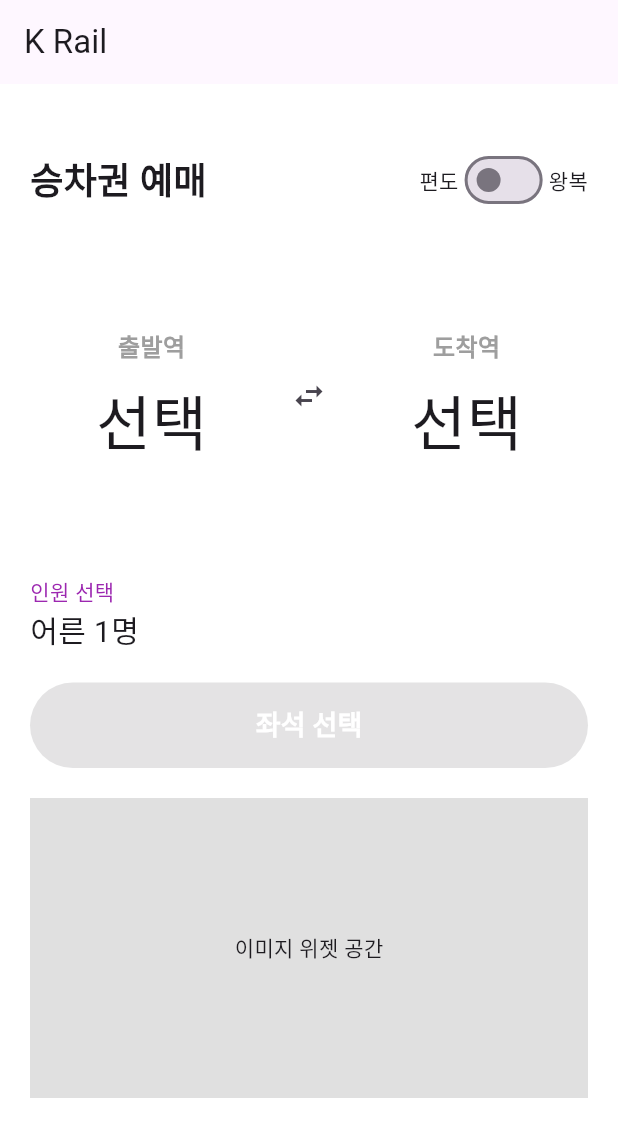
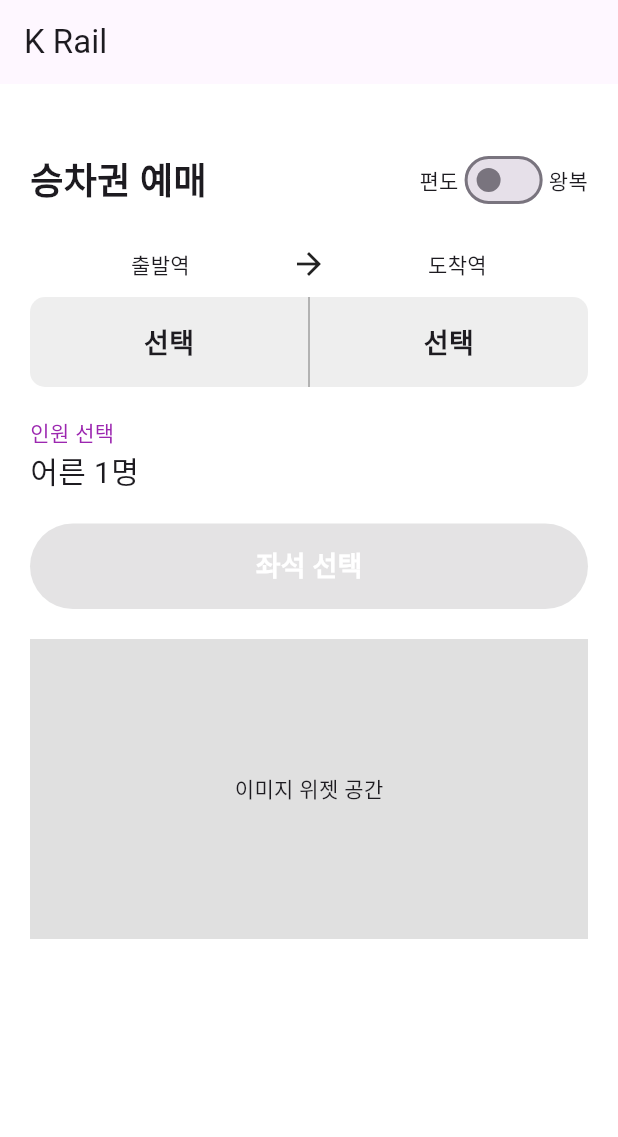
Before and after one commit to oosuhada/train_booking_app, a Flutter app: the screen it shows after launch, on a phone screen of 412 x 824 dp. Shown: the top 1137 px of the screen. Run offline on Flutter 3.47's test engine with Material 3 defaults, Android fonts, the phone set to English and light mode, and no system bars; missing offline and left inert: flutter_stripe.

Commit message:
edit homepage layout

```diff
--- a/lib/home_page.dart
+++ b/lib/home_page.dart
@@ -50,54 +50,48 @@ class _HomePageState extends State<HomePage> {
                 ],
               ),
               SizedBox(height: 20),
+              Row(
+                mainAxisAlignment: MainAxisAlignment.spaceBetween,
+                children: [
+                  Expanded(
+                      child: Text(departureStation ?? '출발역',
+                          textAlign: TextAlign.center)),
+                  Icon(Icons.arrow_forward),
+                  Expanded(
+                      child: Text(arrivalStation ?? '도착역',
+                          textAlign: TextAlign.center)),
+                ],
+              ),
+              SizedBox(height: 10),
               Container(
-                height: 200,
+                height: 60,
                 decoration: BoxDecoration(
-                  color: Colors.white,
-                  borderRadius: BorderRadius.circular(20),
+                  color: Colors.grey[200],
+                  borderRadius: BorderRadius.circular(10),
                 ),
                 child: Row(
-                  mainAxisAlignment: MainAxisAlignment.spaceEvenly,
                   children: [
                     Expanded(
-                      child: _buildStationSelector('출발역', departureStation,
-                          () async {
-                        final selectedStation = await Navigator.push(
-                            context,
-                            MaterialPageRoute(
-                                builder: (context) => StationListPage(
-                                    selectedStation: arrivalStation)));
-                        if (selectedStation != null) {
-                          setState(() {
-                            departureStation = selectedStation;
-                          });
-                        }
-                      }),
+                      child: Center(
+                        child: Text(
+                          departureStation ?? '선택',
+                          style: TextStyle(
+                              fontSize: 18, fontWeight: FontWeight.bold),
+                        ),
+                      ),
                     ),
-                    IconButton(
-                      icon: Icon(Icons.swap_horiz),
-                      onPressed: () {
-                        setState(() {
-                          final temp = departureStation;
-                          departureStation = arrivalStation;
-                          arrivalStation = temp;
-                        });
-                      },
+                    Container(
+                      width: 1,
+                      color: Colors.grey,
                     ),
                     Expanded(
-                      child: _buildStationSelector('도착역', arrivalStation,
-                          () async {
-                        final selectedStation = await Navigator.push(
-                            context,
-                            MaterialPageRoute(
-                                builder: (context) => StationListPage(
-                                    selectedStation: departureStation)));
-                        if (selectedStation != null) {
-                          setState(() {
-                            arrivalStation = selectedStation;
-                          });
-                        }
-                      }),
+                      child: Center(
+                        child: Text(
+                          arrivalStation ?? '선택',
+                          style: TextStyle(
+                              fontSize: 18, fontWeight: FontWeight.bold),
+                        ),
+                      ),
                     ),
                   ],
                 ),
@@ -143,12 +137,12 @@ class _HomePageState extends State<HomePage> {
                                 context,
                                 MaterialPageRoute(
                                   builder: (context) => SeatPage(
-                                    departureStation!, // 출발역
-                                    arrivalStation!, // 도착역
-                                    adultCount, // 성인 수 (예시로 추가)
-                                    childCount, // 어린이 수 (예시로 추가)
-                                    seniorCount, // 노인 수 (예시로 추가)
-                                    isRoundTrip, // 왕복 여부
+                                    departureStation!,
+                                    arrivalStation!,
+                                    adultCount,
+                                    childCount,
+                                    seniorCount,
+                                    isRoundTrip,
                                   ),
                                 ),
                               );
@@ -164,6 +158,12 @@ class _HomePageState extends State<HomePage> {
                         fontWeight: FontWeight.bold,
                       ),
                     ),
+                  ),
+                  style: ElevatedButton.styleFrom(
+                    backgroundColor:
+                        (departureStation != null && arrivalStation != null)
+                            ? Colors.purple
+                            : Colors.grey,
                   ),
                 ),
               ),
```
